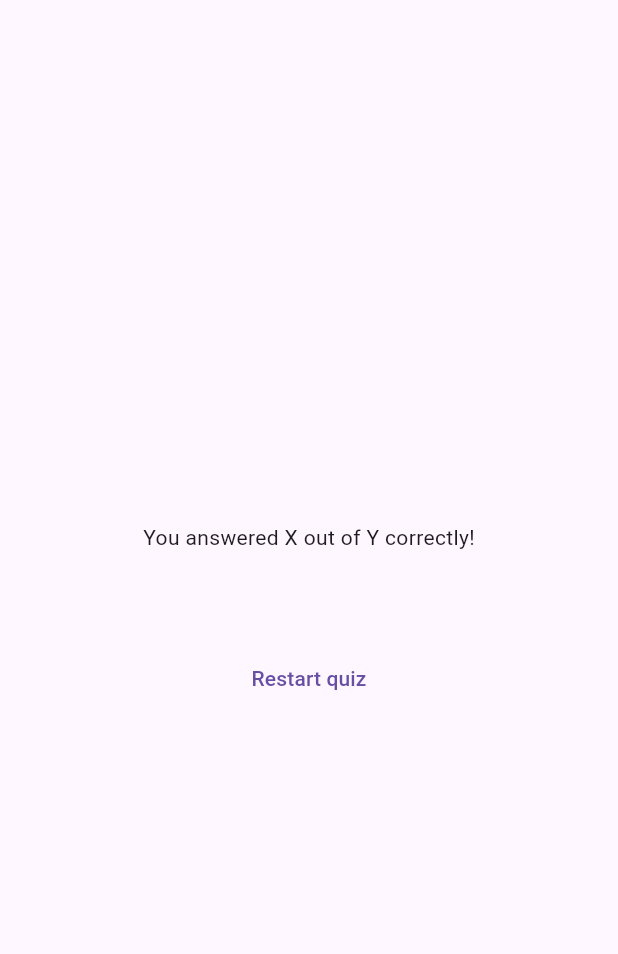
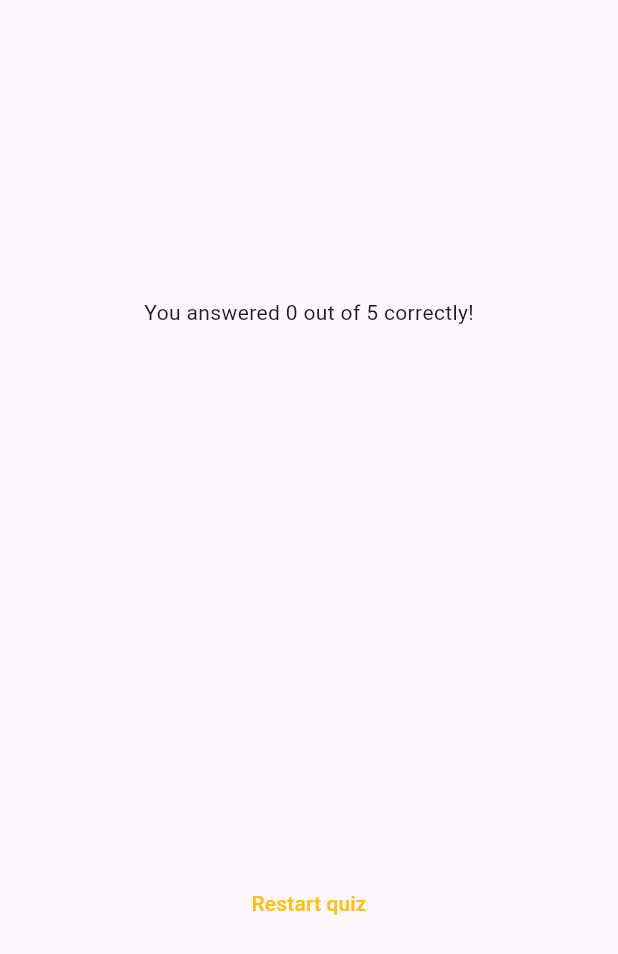
Before and after one commit to VuMinhHien1234/study_flutter, a Flutter app: the ResultsScreen widget shown alone on an empty page, opened directly with empty values, on a phone screen of 412 x 824 dp. Shown: the top 954 px of the screen. Run offline on Flutter 3.47's test engine with Material 3 defaults, Android fonts, the phone set to English and light mode, and no system bars; our stand-ins replace google_fonts.

Commit message:
not complete

```diff
--- a/adv_basics/lib/questions_summary.dart
+++ b/adv_basics/lib/questions_summary.dart
@@ -6,13 +6,17 @@ class QuestionsSummary extends StatelessWidget {
   @override
   Widget build(BuildContext context) {
     // TODO: implement build
-    return Column(
+    return SizedBox(
+      height: 300,
+      child: SingleChildScrollView(
+        child: Column(
           children: summaryData.map(
             (data) {
               return Row(
                 children: [
                   Text(((data['question_index'] as int) + 1).toString()),
-              Column(
+                  Expanded(
+                    child: Column(
                       children: [
                         Text(data['question'] as String),
                         const SizedBox(
@@ -22,10 +26,13 @@ class QuestionsSummary extends StatelessWidget {
                         Text(data['correct_answer'] as String),
                       ],
                     ),
+                  ),
                 ],
               );
             },
           ).toList(),
+        ),
+      ),
     );
   }
 }
--- a/adv_basics/lib/results_screen.dart
+++ b/adv_basics/lib/results_screen.dart
@@ -23,6 +23,11 @@ class ResultsScreen extends StatelessWidget {
 
   @override
   Widget build(BuildContext context) {
+    final summaryData = getSummaryData();
+    final numTotalQuestion = questions.length;
+    final numCorrectQuestion = summaryData.where((data) {
+      return data['user_answer'] == data['correct_answer'];
+    }).length;
     return SizedBox(
       width: double.infinity,
       child: Container(
@@ -30,19 +35,24 @@ class ResultsScreen extends StatelessWidget {
         child: Column(
           mainAxisAlignment: MainAxisAlignment.center,
           children: [
-            const Text(
-              'You answered X out of Y correctly!',
+            Text(
+              'You answered $numCorrectQuestion out of $numTotalQuestion correctly!',
             ),
             const SizedBox(
               height: 30,
             ),
-            QuestionsSummary(getSummaryData()),
+            QuestionsSummary(summaryData),
             const SizedBox(
               height: 30,
             ),
             TextButton(
               onPressed: () {},
-              child: const Text('Restart quiz'),
+              child: const Text(
+                'Restart quiz',
+              ),
+              style: TextButton.styleFrom(
+                foregroundColor: Colors.amber,
+              ),
             ),
           ],
         ),
```
Lines whose indentation alone changed are shown as unchanged.
